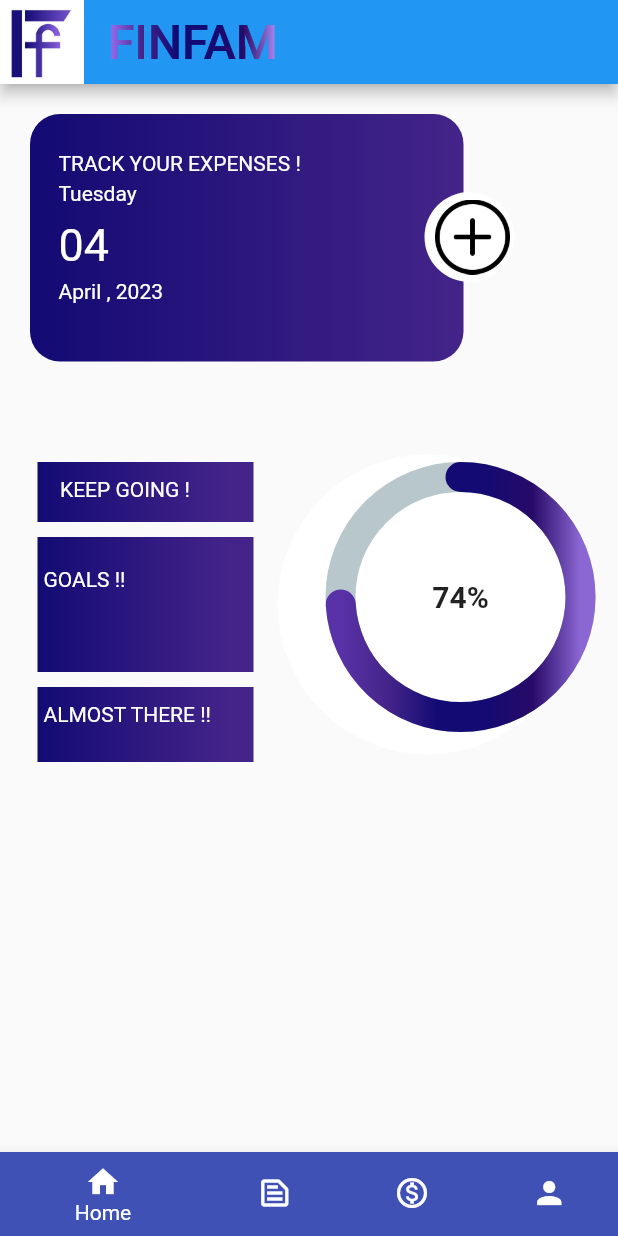
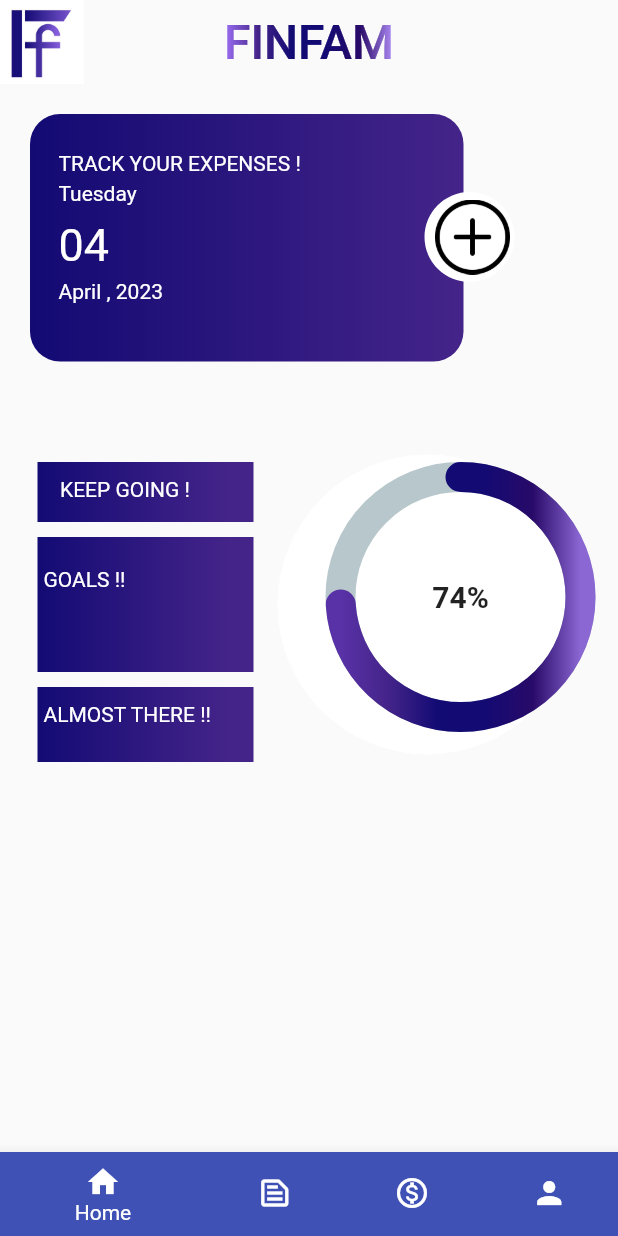
Before and after one commit to nishantnz/Fam-Fin-PLanning, a Flutter app: the screen it shows after launch, on a phone screen of 412 x 824 dp. Run offline on Flutter 3.47's test engine with Material 2 defaults, Android fonts, the light colour scheme and no system bars; drawn by our look-alikes of percent_indicator, simple_gradient_text; our stand-ins replace google_fonts, image_picker, introduction_screen, lottie.

Commit message:
minor changes

```diff
--- a/lib/widgets/themes.dart
+++ b/lib/widgets/themes.dart
@@ -3,16 +3,18 @@ import 'package:google_fonts/google_fonts.dart';
 
 class MyTheme {
   static ThemeData lightTheme(BuildContext context) => ThemeData(
-        primarySwatch: Colors.blue,
+        primarySwatch: Colors.indigo,
         fontFamily: GoogleFonts.lato().fontFamily,
         textTheme: Theme.of(context).textTheme,
-        // appBarTheme: AppBarTheme(
-        //   color: Colors.white,
-        //   elevation: 0,
-        //   //  iconTheme: const IconThemeData(color: Colors.black),
-        //   //toolbarTextStyle: Theme.of(context).textTheme.bodyText2,
-        //   titleTextStyle: Theme.of(context).textTheme.headline6,
-        // ),
+        appBarTheme: AppBarTheme(
+          //color: Colors.indigo[900],
+          centerTitle: true,
+          backgroundColor: Colors.transparent,
+          elevation: 0,
+          iconTheme: const IconThemeData(color: Colors.black),
+          //toolbarTextStyle: Theme.of(context).textTheme.bodyText2,
+          titleTextStyle: Theme.of(context).textTheme.titleLarge,
+        ),
       );
 
   static ThemeData darkTheme(BuildContext context) =>
```
